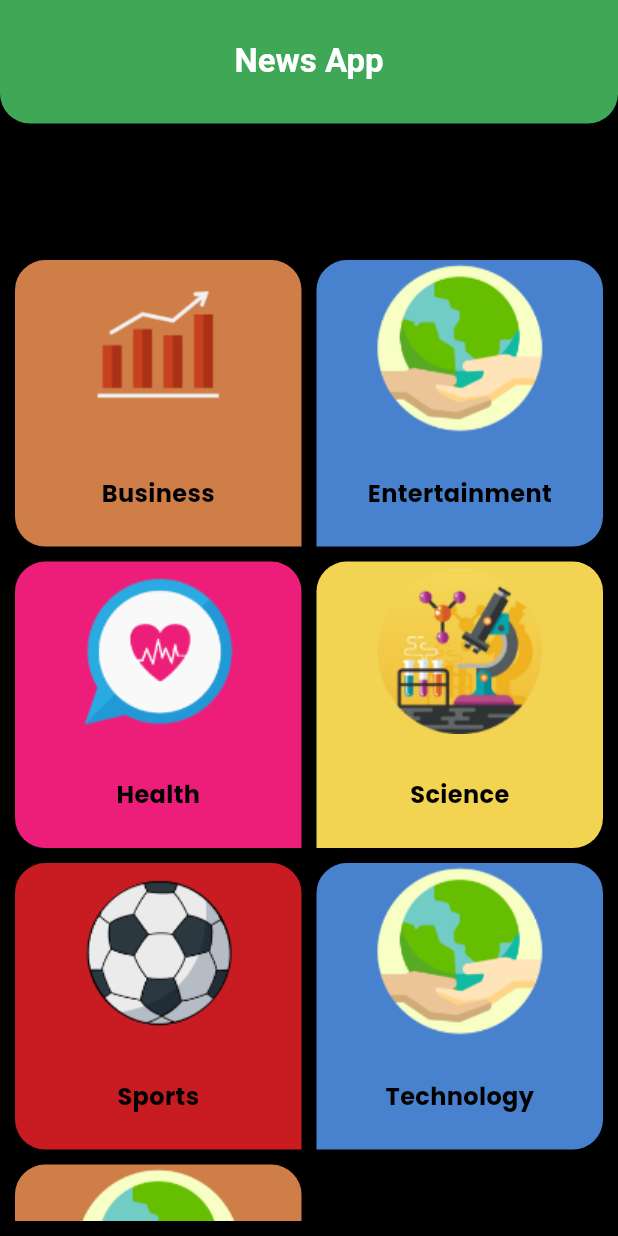
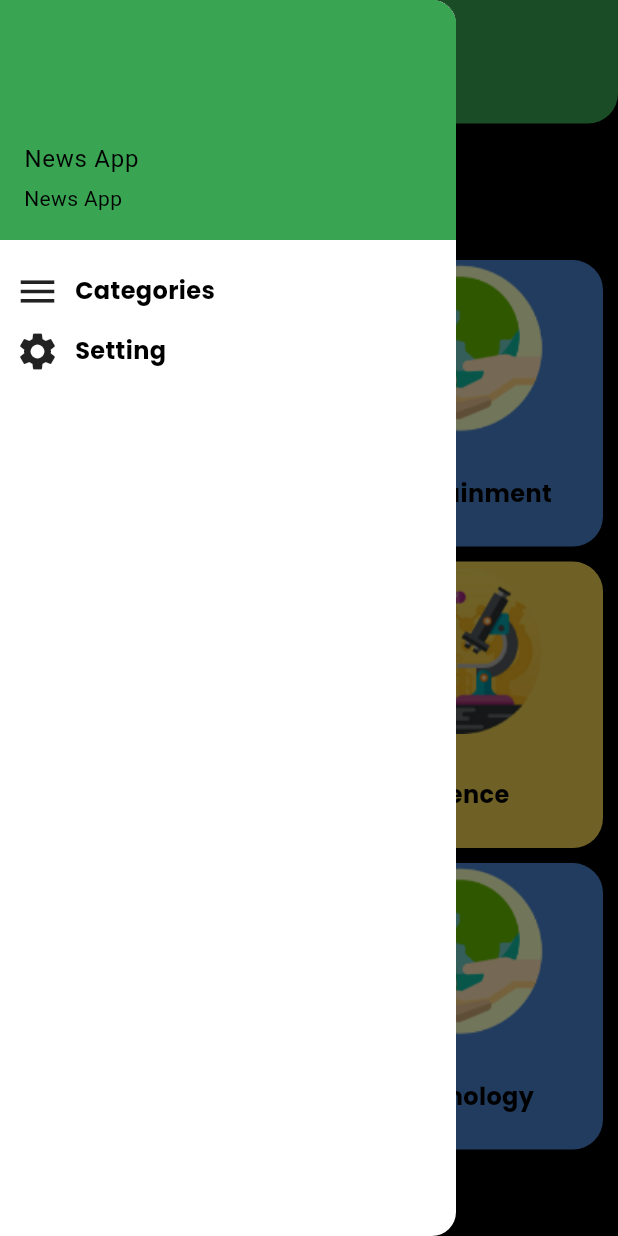
Before and after one commit to heshamgasser/news_app, a Flutter app: the screen it shows after launch, with the side drawer open (before the commit the screen has no drawer), on a phone screen of 412 x 824 dp. Run offline on Flutter 3.47's test engine with Material 2 defaults, Android fonts, the phone set to English and light mode, and no system bars; our stand-ins replace cached_network_image, google_fonts, shared_preferences; generated files the repository leaves out were written again; Roboto replaces fonts that are missing (Exo).

Commit message:
drawer widget

```diff
--- a/lib/home_layout/home_layout.dart
+++ b/lib/home_layout/home_layout.dart
@@ -1,6 +1,8 @@
 import 'package:app_template/provider/home_provider.dart';
 import 'package:app_template/screens/category_screen.dart';
 import 'package:app_template/screens/news_screen.dart';
+import 'package:app_template/screens/setting_screen.dart';
+import 'package:app_template/screens/widget/drawer_widget.dart';
 import 'package:flutter/material.dart';
 import 'package:provider/provider.dart';
 
@@ -14,6 +16,7 @@ class HomeScreen extends StatelessWidget {
       builder: (context, child) {
         var provider = Provider.of<HomeProvider>(context);
         return Scaffold(
+          drawer: DrawerWidget(provider.onDrawerClicked,),
           appBar: AppBar(
             toolbarHeight: MediaQuery.of(context).size.height * .1,
             shape: OutlineInputBorder(
@@ -25,7 +28,9 @@ class HomeScreen extends StatelessWidget {
             ),
             centerTitle: true,
             title: Text(
-              'News App',
+              provider.categoryModel == null
+                  ? 'News App'
+                  : provider.categoryModel!.name,
               style: Theme.of(context).textTheme.titleLarge,
             ),
           ),
@@ -34,15 +39,6 @@ class HomeScreen extends StatelessWidget {
               : NewsScreen(provider.categoryModel!),
         );
       },
-
     );
   }
-
-  // CategoryModel? categoryModel = null;
-  //
-  // void onCategorySelected(category) {
-  //   setState(() {
-  //     categoryModel = category;
-  //   });
-  // }
 }
--- a/lib/provider/home_provider.dart
+++ b/lib/provider/home_provider.dart
@@ -1,3 +1,4 @@
+import 'package:app_template/screens/widget/drawer_widget.dart';
 import 'package:flutter/material.dart';
 import '../models/category_item_model.dart';
 
@@ -10,4 +11,14 @@ class HomeProvider extends ChangeNotifier {
       notifyListeners();
   }
 
+  void onDrawerClicked (int number){
+    if (number == DrawerWidget.CATEGORY){
+      categoryModel = null;
+    } else if (number == DrawerWidget.SETTING){
+
+    }
+    notifyListeners();
+
+  }
+
 }
--- /dev/null
+++ b/lib/screens/widget/drawer_widget.dart
@@ -0,0 +1,71 @@
+import 'package:flutter/material.dart';
+
+class DrawerWidget extends StatelessWidget {
+  static int CATEGORY = 1;
+  static int SETTING = 2;
+  Function onDrawerClicked;
+
+
+  DrawerWidget(this.onDrawerClicked);
+
+  @override
+  Widget build(BuildContext context) {
+    return Drawer(
+      backgroundColor: Theme.of(context).colorScheme.background,
+      child: Column(
+        children: [
+          UserAccountsDrawerHeader(
+            decoration: BoxDecoration(color: Theme.of(context).primaryColor),
+            accountName: Text('News App'), accountEmail: Text('News App'),),
+          Padding(
+            padding: const EdgeInsets.all(10.0),
+            child: Column(
+              crossAxisAlignment: CrossAxisAlignment.stretch,
+              children: [
+                InkWell(
+                  onTap: () {
+                    onDrawerClicked(CATEGORY);
+                    Navigator.pop(context);
+                  },
+                  child: Row(
+                    children: [
+                      Icon(
+                        Icons.menu,
+                        size: 30,
+                      ),
+                      SizedBox(width: 10),
+                      Text(
+                        'Categories',
+                        style: Theme.of(context).textTheme.bodyMedium,
+                      ),
+                    ],
+                  ),
+                ),
+                SizedBox(height: 10),
+                InkWell(
+                  onTap: () {
+                    onDrawerClicked(SETTING);
+                    Navigator.pop(context);
+                  },
+                  child: Row(
+                    children: [
+                      Icon(
+                        Icons.settings,
+                        size: 30,
+                      ),
+                      SizedBox(width: 10),
+                      Text(
+                        'Setting',
+                        style: Theme.of(context).textTheme.bodyMedium,
+                      ),
+                    ],
+                  ),
+                ),
+              ],
+            ),
+          ),
+        ],
+      ),
+    );
+  }
+}
```
